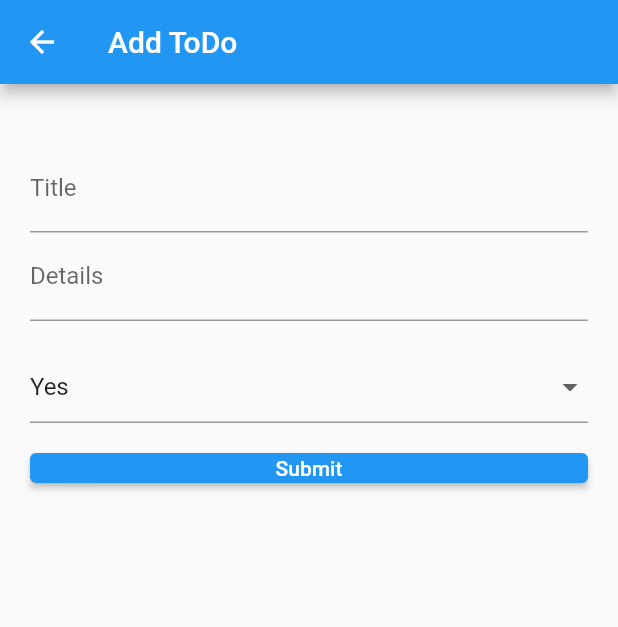
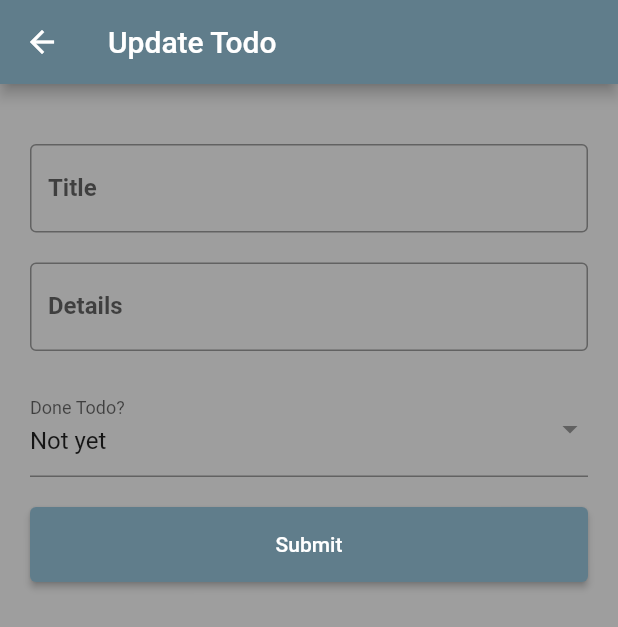
Before and after one commit to kokozie/todo-app, a Flutter app: the UpdateTodo screen opened directly with empty values, on a phone screen of 412 x 824 dp. Shown: the top 627 px of the screen. Run offline on Flutter 3.47's test engine with Material 2 defaults, Android fonts, the phone set to English and light mode, and no system bars; our stand-ins replace sqflite; accounts and stored records are empty.

Commit message:
Arranged, added some design, and fixed some errors in code

```diff
--- a/lib/home_page.dart
+++ b/lib/home_page.dart
@@ -13,8 +13,8 @@ class HomePage extends StatefulWidget {
 }
 
 class _HomePageState extends State<HomePage> {
+
   List todos = <dynamic>[];
-
 
   @override
   Widget build(BuildContext context) {
@@ -22,6 +22,7 @@ class _HomePageState extends State<HomePage> {
       appBar: AppBar(
         title: const Text('Todo'),
         elevation: 4,
+        backgroundColor: Colors.black38,
       ),
       body: Center(
         child: FutureBuilder<List<TodoModel>>(
@@ -41,34 +42,31 @@ class _HomePageState extends State<HomePage> {
                         DatabaseHelper.instance.remove(todo.id);
                       });
                       ScaffoldMessenger.of(context).showSnackBar(
-                          const SnackBar(content: Text('Todo Deleted!')));
+                          const SnackBar(content: Text('Todo Deleted')));
                       },
-                    child: ListTile(
+                      child: Card(
+                        child:ListTile(
                           title: Text(todo.title),
-                      subtitle: Text(todo.details),
+                          tileColor: Colors.white10,
+                          subtitle: Text('Done todo: ${todo.completed}'),
                           trailing: ElevatedButton(
                               onPressed: ()async{
                                 var updateTodo = await Navigator.push(
-                              context,
-                              MaterialPageRoute(builder: (context) => UpdateTodo(updateTodo:todo))
-                          );
+                                    context, MaterialPageRoute(builder: (context) =>
+                                    UpdateTodo(updateTodo:todo)));
                                 await DatabaseHelper.instance.update(updateTodo);
-                          setState(() {
-                            todos[index] = updateTodo;
-                          });
+                                setState(() {todos[index] = updateTodo;});
                                 },
-                        child: const Text('Update'),
-                      ),
+                              child: const Text('Update')),
                           onTap: (){
-                        Navigator.push(
-                            context,
+                            Navigator.push(context,
                                 MaterialPageRoute(builder: (context) =>
-                             TodoDetails(todos: todo))
-                        );
+                                    TodoDetails(todos: todo)));
                             },
                         ),
+                      )
                   );
-                },
+                }
               );
             }
             return const Center(child: Icon(Icons.close));
@@ -78,8 +76,7 @@ class _HomePageState extends State<HomePage> {
       floatingActionButton: FloatingActionButton(
         child: const Icon(Icons.add),
         onPressed: ()async{
-          var result = await Navigator.push(
-              context,
+          var result = await Navigator.push(context,
               MaterialPageRoute(builder: (context) => const AddTodo())
           );
           setState(() {
--- a/lib/main.dart
+++ b/lib/main.dart
@@ -13,9 +13,10 @@ class MyApp extends StatelessWidget {
   Widget build(BuildContext context) {
     return MaterialApp(
       debugShowCheckedModeBanner: false,
-      title: 'Flutter Demo',
+      title: 'Todo App',
       theme: ThemeData(
-        primarySwatch: Colors.blue,
+        scaffoldBackgroundColor: Colors.grey,
+        primarySwatch: Colors.blueGrey,
       ),
       home: const HomePage(),
     );
--- a/lib/update_todo.dart
+++ b/lib/update_todo.dart
@@ -2,8 +2,8 @@ import 'package:flutter/material.dart';
 import 'package:todo_app/model/todo_model.dart';
 
 const List<String> completed = <String>[
+  'Not yet',
   'Yes',
-  'No',
 ];
 
 class UpdateTodo extends StatefulWidget {
@@ -34,47 +34,50 @@ class _UpdateTodoState extends State<UpdateTodo> {
   Widget build(BuildContext context) {
     return Scaffold(
       appBar: AppBar(
-        title: const Text('Add ToDo'),
+        title: const Text('Update Todo'),
       ),
       body: Form(
         key: formKey,
         child: ListView(
           padding: const EdgeInsets.all(20),
           children: [
-
             const SizedBox(height: 20),
             TextFormField(
+              style: const TextStyle(fontWeight: FontWeight.bold),
               controller: titleText,
               keyboardType: TextInputType.name,
               decoration: const InputDecoration(
+                border: OutlineInputBorder(),
                 hintText: 'Ex: Jogging',
-                labelText: 'Title',
+                labelText: 'Title'
               ),
               validator: (name){
                 return (name == '') ? 'Please enter Title' : null;
-              },
+                },
             ),
+            const SizedBox(height: 20),
             TextFormField(
+              style: const TextStyle(fontWeight: FontWeight.bold),
               controller: detailsText,
               keyboardType: TextInputType.name,
               decoration: const InputDecoration(
+                border: OutlineInputBorder(),
                 hintText: 'Ex: 5AM at the street',
                 labelText: 'Details',
               ),
               validator: (name){
-                return (name == '') ? 'Please enter Details' : null;
-              },
+                return (name == '') ? 'Please enter Details' : null;}
             ),
             const SizedBox(height: 20),
             DropdownButtonFormField<String>(
-                hint: const Text(' '),
+                decoration: const InputDecoration(
+                    labelText: 'Done Todo?'
+                ),
                 icon: const Icon(Icons.arrow_drop_down),
                 value: completedText,
                 onChanged: (String? value){
-                  setState(() {
-                    completedText = value!;
-                  });
-                },
+                  setState(() {completedText = value!;});
+                  },
                 items: completed.map<DropdownMenuItem<String>>((String value) {
                   return DropdownMenuItem<String>(
                     value: value,
@@ -84,7 +87,7 @@ class _UpdateTodoState extends State<UpdateTodo> {
             ),
             const SizedBox(height: 20),
             SizedBox(
-              height: 20,
+              height: 50,
               child: ElevatedButton(
                 onPressed: () async{
                   var validForm = formKey.currentState!.validate();
@@ -93,11 +96,9 @@ class _UpdateTodoState extends State<UpdateTodo> {
                       id: widget.updateTodo.id,
                       title: titleText.text,
                       details: detailsText.text,
-                      completed: completedText,
-                    );
+                      completed: completedText);
                     Navigator.pop(context,newTodoItem);
-                  }
-                },
+                  }},
                 child: const Text('Submit'),
               ),
             ),
```
Also changed, not shown: lib/add_todo.dart (+8 -4 lines), lib/db/database_helper.dart (+11 -5 lines), lib/todo_details.dart (+14 -6 lines). Lines whose indentation alone changed are shown as unchanged.
